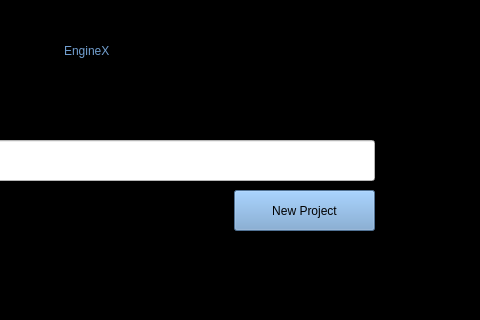
WilliamJPriest/EngineX_Game_Engine, file ui/hub.ui: the form before one commit; both pictures show x 196 to 676 and y 0 to 320 of the 676 by 480 pixel window.
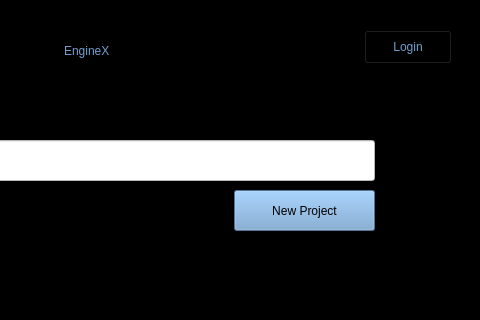
The form after the commit.

Patch:
```diff
--- a/ui/hub.ui
+++ b/ui/hub.ui
@@ -84,6 +84,24 @@
      <string>EngineX</string>
     </property>
    </widget>
+   <widget class="QPushButton" name="pushButton_2">
+    <property name="geometry">
+     <rect>
+      <x>560</x>
+      <y>30</y>
+      <width>88</width>
+      <height>34</height>
+     </rect>
+    </property>
+    <property name="styleSheet">
+     <string notr="true">::hover {
+color:white;
+}</string>
+    </property>
+    <property name="text">
+     <string>Login</string>
+    </property>
+   </widget>
   </widget>
   <widget class="QStatusBar" name="statusbar"/>
  </widget>
```
